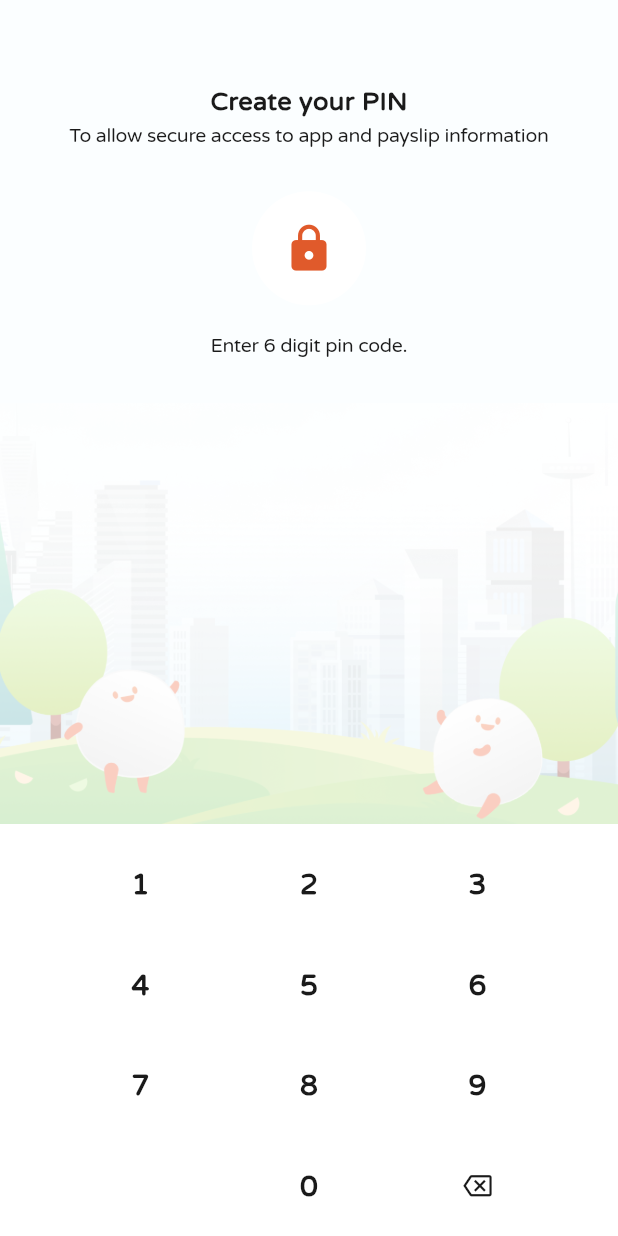
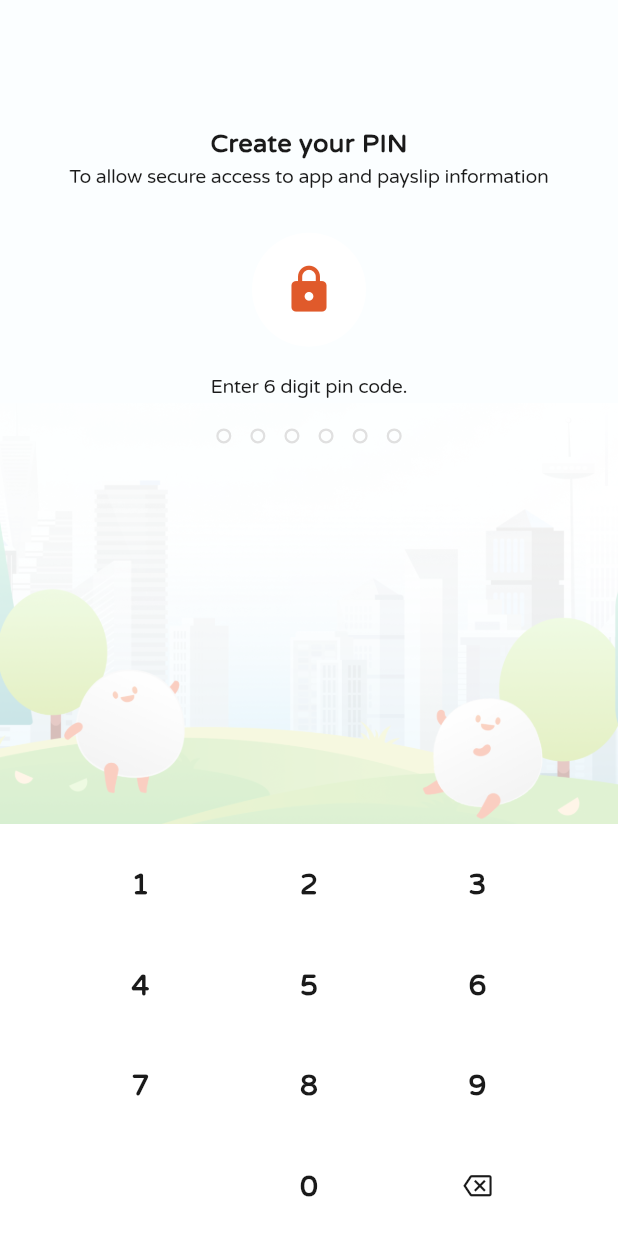
Before and after one commit to YogurtRamune/gofive_preintern_app_assignment, a Flutter app: the screen it shows after launch, on a phone screen of 412 x 824 dp. Run offline on Flutter 3.47's test engine with Material 3 defaults, Android fonts, the phone set to English and light mode, and no system bars.

Commit message:
Implement pin indicators with circles and add animation to the circular progress indicator.

```diff
--- a/lib/pages/pin_page.dart
+++ b/lib/pages/pin_page.dart
@@ -1,8 +1,11 @@
+import 'dart:math';
+
 import 'package:flutter/material.dart';
 import 'package:flutter_preintern_app/shared/data/app_theme.dart';
 
 class _PinNotifier extends InheritedNotifier<ValueNotifier<List<int>>> {
   const _PinNotifier({
+    // ignore: unused_element_parameter
     super.key,
     required super.notifier,
     required super.child,
@@ -10,6 +13,10 @@ class _PinNotifier extends InheritedNotifier<ValueNotifier<List<int>>> {
 
   static ValueNotifier<List<int>> of(BuildContext context) {
     return context.getInheritedWidgetOfExactType<_PinNotifier>()!.notifier!;
+  }
+
+   static ValueNotifier<List<int>> dependOf(BuildContext context) {
+    return context.dependOnInheritedWidgetOfExactType<_PinNotifier>()!.notifier!;
   }
 
   static void addDigitOf(BuildContext context, int digit) {
@@ -28,6 +35,11 @@ class _PinNotifier extends InheritedNotifier<ValueNotifier<List<int>>> {
 
   static double alphaOf(BuildContext context) {
     return of(context).value.length / 6.0;
+  }
+
+  static ({int filled, int empty}) filledOf(BuildContext context) {
+    int filled = dependOf(context).value.length;
+    return (empty: 6 - filled, filled: filled);
   }
 }
 
@@ -56,7 +68,7 @@ class PinPage extends StatelessWidget {
                           child: Image.asset('asset/img/deco/pin_bg.png'),
                         ),
                         Align(
-                          alignment: Alignment(0, -0.7),
+                          alignment: Alignment(0, -0.5),
                           child: Column(
                             mainAxisSize: .min,
                             children: [
@@ -104,6 +116,14 @@ class PinPage extends StatelessWidget {
                                 "Enter 6 digit pin code.",
                                 style: Theme.of(context).textTheme.bodyMedium
                                     ?.copyWith(letterSpacing: -0.2),
+                              ),
+                              SizedBox(height: 10),
+                              SizedBox(
+                                height: 25,
+                                child: FractionallySizedBox(
+                                  widthFactor: 0.3,
+                                  child: Expanded(child: _PinCircles()),
+                                ),
                               ),
                             ],
                           ),
@@ -249,16 +269,76 @@ class PinPage extends StatelessWidget {
   }
 }
 
+class _PinCircle extends StatelessWidget {
+  final bool filled;
+  const _PinCircle({
+    // ignore: unused_element_parameter
+    super.key,
+    filled,
+  }) : filled = filled ?? false;
+
+  @override
+  Widget build(BuildContext context) {
+    final ThemeData theme = Theme.of(context);
+    return LayoutBuilder(
+      builder: (context, constraint) {
+        double heightBased = constraint.maxHeight / 2.5;
+        double widthBased = constraint.maxWidth / 6;
+        final size = min(heightBased, widthBased);
+        return SizedBox.square(
+          dimension: size,
+          child: DecoratedBox(
+            decoration: BoxDecoration(
+              border: (filled)
+                  ? null
+                  : .all(color: theme.colorScheme.outline, width: 1.5),
+              color: (filled) ? theme.primaryColor : null,
+              shape: .circle,
+            ),
+          ),
+        );
+      },
+    );
+  }
+}
+
+class _PinCircles extends StatelessWidget {
+  const _PinCircles({super.key});
+
+  @override
+  Widget build(BuildContext context) {
+    // Assuming _PinNotifier.filledOf returns a record with {int filled, int empty}
+    var (:filled, :empty) = _PinNotifier.filledOf(context);
+
+    return Row(
+      mainAxisAlignment: MainAxisAlignment.spaceBetween,
+      children: [
+        // Generate 'filled' number of circles
+        ...List.generate(filled, (index) => const _PinCircle(filled: true)),
+
+        // Generate 'empty' number of circles
+        ...List.generate(empty, (index) => const _PinCircle(filled: false)),
+      ],
+    );
+  }
+}
+
 class _PinIndicator extends StatelessWidget {
-  const _PinIndicator({super.key});
+  const _PinIndicator({
+    // ignore: unused_element_parameter
+    super.key,
+  });
 
   @override
   Widget build(BuildContext context) {
     return ValueListenableBuilder(
       valueListenable: _PinNotifier.of(context),
-      builder: (context, list, child) => CircularProgressIndicator(
-        value: _PinNotifier.alphaOf(context),
-        strokeWidth: 4,
+      builder: (context, list, child) => TweenAnimationBuilder<double>(
+        tween: Tween(end: _PinNotifier.alphaOf(context)),
+        duration: const Duration(milliseconds: 100),
+        curve: Curves.easeInOutSine,
+        builder: (context, value, child) =>
+            CircularProgressIndicator(value: value, strokeWidth: 4),
       ),
     );
   }
@@ -268,8 +348,13 @@ class _Button extends StatelessWidget {
   final Widget? child;
   final void Function(BuildContext)? onTap;
   final TextStyle? _textStyle;
-  const _Button({super.key, this.child, TextStyle? textStyle, this.onTap})
-    : _textStyle = textStyle;
+  const _Button({
+    // ignore: unused_element_parameter
+    super.key,
+    this.child,
+    TextStyle? textStyle,
+    this.onTap,
+  }) : _textStyle = textStyle;
 
   @override
   Widget build(BuildContext context) {
```
